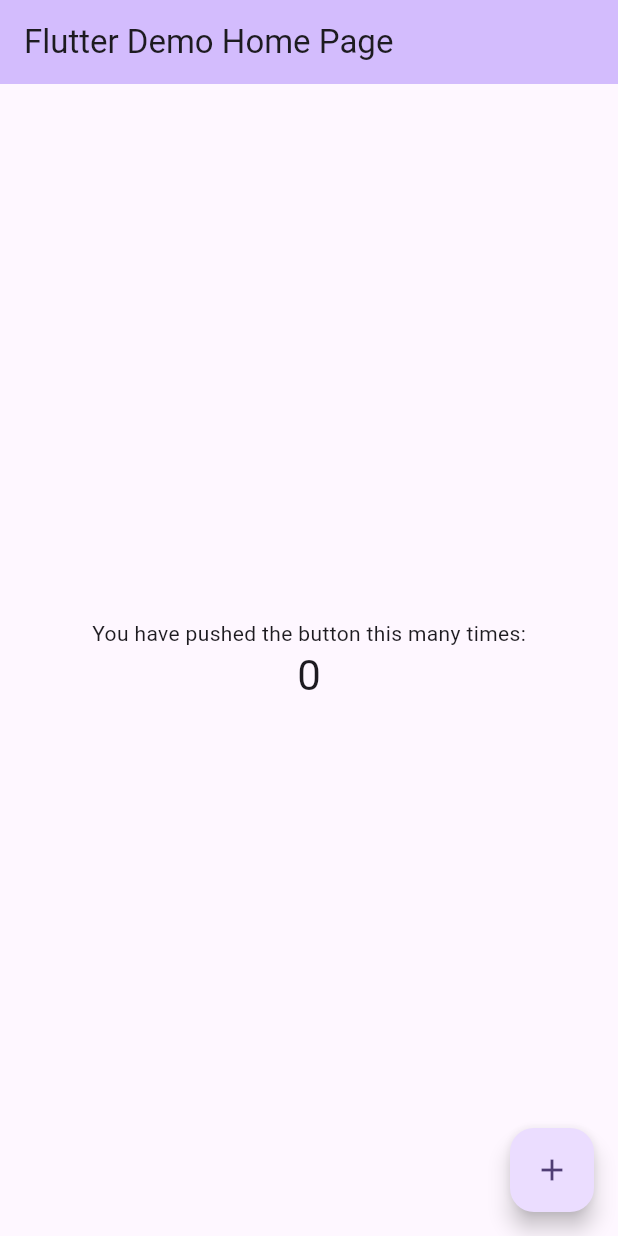
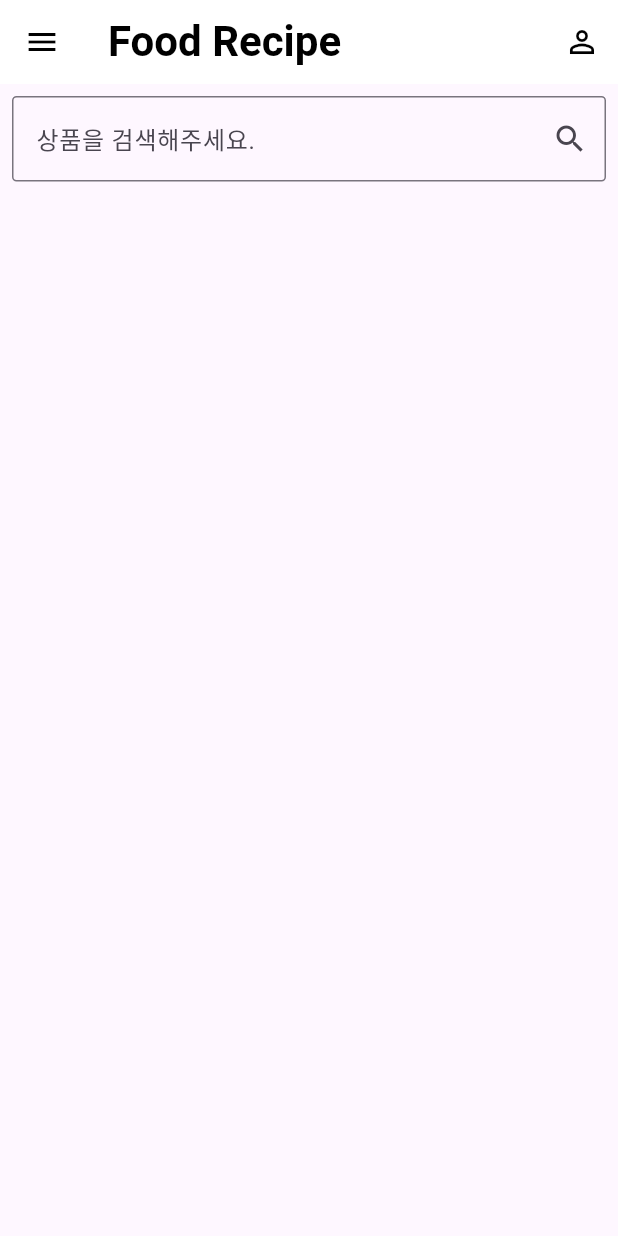
Before and after one commit to chanios127/Mobile-Projects_woo, a Flutter app: the screen it shows after launch, on a phone screen of 412 x 824 dp. Run offline on Flutter 3.47's test engine with Material 3 defaults, Android fonts, the phone set to English and light mode, and no system bars.

Commit message:
mac setup

```diff
--- a/flutter_application_woo/lib/main.dart
+++ b/flutter_application_woo/lib/main.dart
@@ -3,123 +3,232 @@ import 'package:flutter/material.dart';
 void main() {
   runApp(const MyApp());
 }
+/*
+class MyApp extends StatelessWidget {
+ const MyApp({super.key});
+
+ @override
+ Widget build(BuildContext context) {
+   return MaterialApp(
+     debugShowCheckedModeBanner: false,
+     home: Scaffold(
+       appBar: AppBar(
+         centerTitle: true,
+         title: const Text(
+           "Hello Flutter",
+           style: TextStyle(fontSize: 28),
+         ),
+       ),
+
+       drawer: Drawer(
+         child: ListView(
+           padding: EdgeInsets.zero,
+           children: [
+             DrawerHeader(
+               decoration: BoxDecoration(
+                 color: Colors.blue,
+               ),
+               child: Column(
+                 children: [
+                   Text(
+                     '메뉴',
+                     style: TextStyle(
+                       color: Colors.white,
+                       fontSize: 24,
+                     ),
+                   ),
+                   Padding(
+                     padding: const EdgeInsets.all(32),
+                     child: Container(,
+                       child: Image.network(
+                         "https://i.ibb.co/CwzHq4z/trans-logo-512.png",
+                         width: 23,
+                       ),
+                     ),
+                   ),
+                 ],
+               ),
+             ),
+           ],
+         ),
+       ),
+
+       body: SingleChildScrollView(
+         child: Padding(
+           padding: const EdgeInsets.all(16),
+           child: Column(
+             children: [
+               Padding(
+                 padding: const EdgeInsets.all(32),
+                 child: Image.network(
+                   "https://i.ibb.co/CwzHq4z/trans-logo-512.png",
+                   width: 81,
+                 ),
+               ),
+               const TextField(
+                 decoration: InputDecoration(
+                   labelText: "이메일",
+                 ),
+               ),
+               const TextField(
+                 obscureText: true,
+                 decoration: InputDecoration(
+                   labelText: "비밀번호",
+                 ),
+               ),
+               Container(
+                 width: double.infinity,
+                 margin: const EdgeInsets.only(top: 24),
+                 child: ElevatedButton(
+                   onPressed: () {},
+                   child: const Text("로그인"),
+                 ),
+               )
+             ],
+           ),
+         ),
+       ),
+     ),
+   );
+ }
+}*/
 
 class MyApp extends StatelessWidget {
-  const MyApp({super.key});
+  const MyApp({Key? key}) : super(key: key);
 
-  // This widget is the root of your application.
   @override
   Widget build(BuildContext context) {
     return MaterialApp(
-      title: 'Flutter Demo',
-      theme: ThemeData(
-        // This is the theme of your application.
-        // mac test
-        // TRY THIS: Try running your application with "flutter run". You'll see
-        // the application has a purple toolbar. Then, without quitting the app,
-        // try changing the seedColor in the colorScheme below to Colors.green
-        // and then invoke "hot reload" (save your changes or press the "hot
-        // reload" button in a Flutter-supported IDE, or press "r" if you used
-        // the command line to start the app).
-        //
-        // Notice that the counter didn't reset back to zero; the application
-        // state is not lost during the reload. To reset the state, use hot
-        // restart instead.
-        //
-        // This works for code too, not just values: Most code changes can be
-        // tested with just a hot reload.
-        colorScheme: ColorScheme.fromSeed(seedColor: Colors.deepPurple),
-        useMaterial3: true,
-      ),
-      home: const MyHomePage(title: 'Flutter Demo Home Page'),
+      debugShowCheckedModeBanner: false,
+      home: HomePage(), // 홈페이지 보여주기
     );
   }
 }
 
-class MyHomePage extends StatefulWidget {
-  const MyHomePage({super.key, required this.title});
-
-  // This widget is the home page of your application. It is stateful, meaning
-  // that it has a State object (defined below) that contains fields that affect
-  // how it looks.
-
-  // This class is the configuration for the state. It holds the values (in this
-  // case the title) provided by the parent (in this case the App widget) and
-  // used by the build method of the State. Fields in a Widget subclass are
-  // always marked "final".
-
-  final String title;
-
-  @override
-  State<MyHomePage> createState() => _MyHomePageState();
-}
-
-class _MyHomePageState extends State<MyHomePage> {
-  int _counter = 0;
-
-  void _incrementCounter() {
-    setState(() {
-      // This call to setState tells the Flutter framework that something has
-      // changed in this State, which causes it to rerun the build method below
-      // so that the display can reflect the updated values. If we changed
-      // _counter without calling setState(), then the build method would not be
-      // called again, and so nothing would appear to happen.
-      _counter++;
-    });
-  }
+class HomePage extends StatelessWidget {
+  const HomePage({Key? key}) : super(key: key);
 
   @override
   Widget build(BuildContext context) {
-    // This method is rerun every time setState is called, for instance as done
-    // by the _incrementCounter method above.
-    //
-    // The Flutter framework has been optimized to make rerunning build methods
-    // fast, so that you can just rebuild anything that needs updating rather
-    // than having to individually change instances of widgets.
+    // 음식 사진 데이터
+    List<Map<String, dynamic>> dataList = [
+      {
+        "category": "수제버거",
+        "imgUrl":
+            "https://i.ibb.co/HBGKYn4/foodiesfeed-com-summer-juicy-beef-burger.jpg",
+      },
+      {
+        "category": "건강식",
+        "imgUrl":
+            "https://i.ibb.co/mB5YNs2/foodiesfeed-com-pumpkin-soup-with-pumpkin-seeds-on-top.jpg",
+      },
+      {
+        "category": "한식",
+        "imgUrl":
+            "https://i.ibb.co/Kzzpc97/Beautiful-vibrant-shot-of-traiditonal-Korean-meals.jpg",
+      },
+      {
+        "category": "디저트",
+        "imgUrl":
+            "https://i.ibb.co/DL5vJVZ/foodiesfeed-com-carefully-putting-a-blackberry-on-tiramisu.jpg",
+      },
+      {
+        "category": "피자",
+        "imgUrl": "https://i.ibb.co/qsm8QH4/pizza.jpg",
+      },
+      {
+        "category": "볶음밥",
+        "imgUrl":
+            "https://i.ibb.co/yQDkq2X/foodiesfeed-com-hot-shakshuka-in-a-cast-iron-pan.jpg",
+      },
+    ];
+
+    // 화면에 보이는 영역
     return Scaffold(
-      appBar: AppBar(
-        // TRY THIS: Try changing the color here to a specific color (to
-        // Colors.amber, perhaps?) and trigger a hot reload to see the AppBar
-        // change color while the other colors stay the same.
-        backgroundColor: Theme.of(context).colorScheme.inversePrimary,
-        // Here we take the value from the MyHomePage object that was created by
-        // the App.build method, and use it to set our appbar title.
-        title: Text(widget.title),
-      ),
-      body: Center(
-        // Center is a layout widget. It takes a single child and positions it
-        // in the middle of the parent.
-        child: Column(
-          // Column is also a layout widget. It takes a list of children and
-          // arranges them vertically. By default, it sizes itself to fit its
-          // children horizontally, and tries to be as tall as its parent.
-          //
-          // Column has various properties to control how it sizes itself and
-          // how it positions its children. Here we use mainAxisAlignment to
-          // center the children vertically; the main axis here is the vertical
-          // axis because Columns are vertical (the cross axis would be
-          // horizontal).
-          //
-          // TRY THIS: Invoke "debug painting" (choose the "Toggle Debug Paint"
-          // action in the IDE, or press "p" in the console), to see the
-          // wireframe for each widget.
-          mainAxisAlignment: MainAxisAlignment.center,
-          children: <Widget>[
-            const Text(
-              'You have pushed the button this many times:',
-            ),
-            Text(
-              '$_counter',
-              style: Theme.of(context).textTheme.headlineMedium,
+      //Drawer==================================================================================================================================================================
+      drawer: Drawer(
+        child: ListView(
+          padding: EdgeInsets.zero,
+          children: [
+            DrawerHeader(
+              decoration: BoxDecoration(
+                color: Colors.blue,
+              ),
+              child: Column(
+                children: [
+                  Text(
+                    '메뉴',
+                    style: TextStyle(
+                      color: Colors.white,
+                      fontSize: 24,
+                    ),
+                  ),
+                  Padding(
+                    padding: const EdgeInsets.all(32),
+                    child: Image.network(
+                      "https://i.ibb.co/CwzHq4z/trans-logo-512.png",
+                      width: 23,
+                    ),
+                  ),
+                ],
+              ),
             ),
           ],
         ),
       ),
-      floatingActionButton: FloatingActionButton(
-        onPressed: _incrementCounter,
-        tooltip: 'Increment',
-        child: const Icon(Icons.add),
-      ), // This trailing comma makes auto-formatting nicer for build methods.
+      //Drawer==================================================================================================================================================================
+
+      //appBar==================================================================================================================================================================
+      appBar: AppBar(
+        elevation: 0, // 그림자 없애기
+        backgroundColor: Colors.white, // 배경 색상
+        centerTitle: false, // title 중앙 정렬
+        iconTheme: IconThemeData(color: Colors.black), // app bar icon color
+        title: Text(
+          "Food Recipe",
+          style: TextStyle(
+            color: Colors.black,
+            fontSize: 28,
+            fontWeight: FontWeight.bold,
+          ),
+        ),
+        actions: [
+          /// My Button
+          IconButton(
+            onPressed: () {
+              print("go my page");
+            },
+            icon: Icon(
+              Icons.person_outline,
+            ),
+          ),
+        ],
+      ),
+      //appBar==================================================================================================================================================================
+
+      //Body==================================================================================================================================================================
+      body: SingleChildScrollView(
+        child: Column(
+          children: [
+            //Search Bar====================================================================================
+            Container(
+                child: TextField(
+                  decoration: InputDecoration(
+                    suffixIcon: Icon(Icons.search),
+                    hintText: "상품을 검색해주세요.",
+                    border: OutlineInputBorder(
+                      borderRadius: BorderRadius.circular(3),
+                    ),
+                  ),
+                ),
+                margin: EdgeInsets.all(8)),
+
+            //Categories====================================================================================
+            //Expanded(child:,)
+          ],
+        ),
+      ),
+      //Body==================================================================================================================================================================
     );
   }
 }
```
Also changed, not shown: flutter_application_woo/analysis_options.yaml (+17 -2 lines), flutter_application_woo/pubspec.lock, 9 other files.
